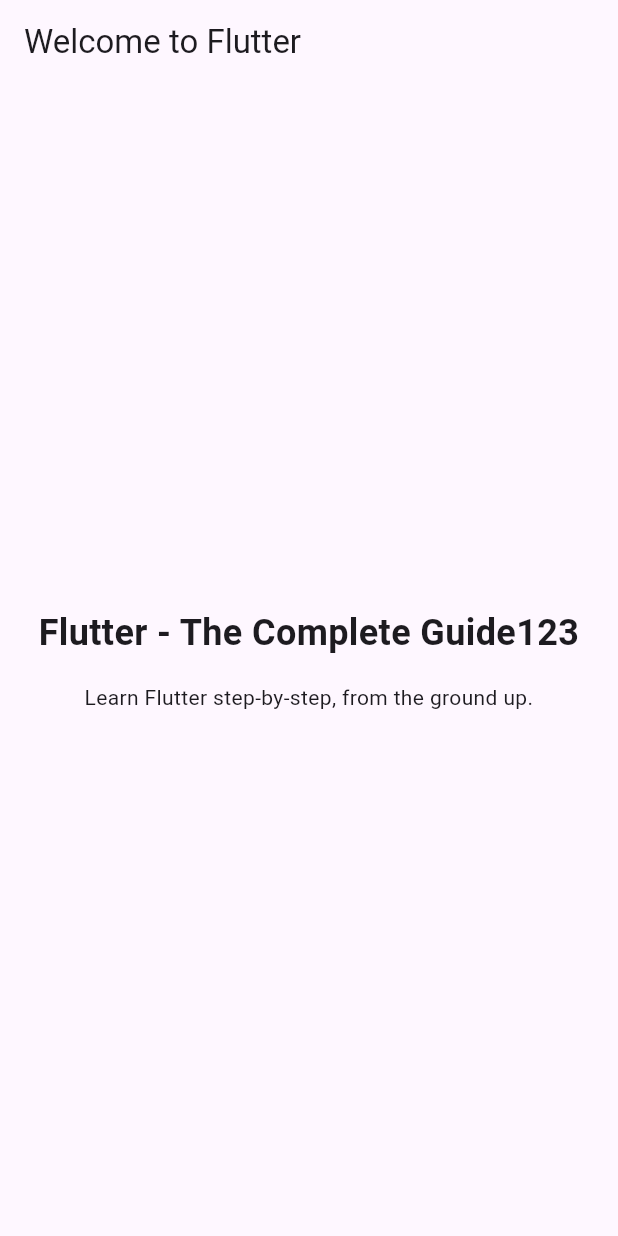
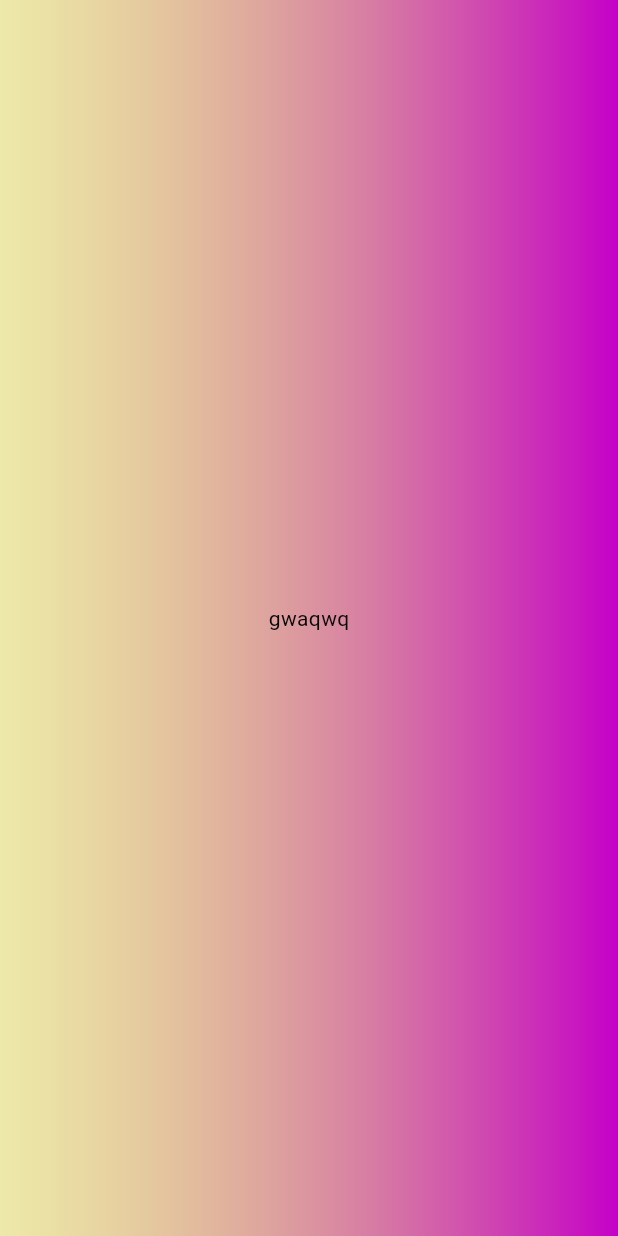
Before and after one commit to qqppgwa/flutter_practice, a Flutter app: the screen it shows after launch, on a phone screen of 412 x 824 dp. Run offline on Flutter 3.47's test engine with Material 3 defaults, Android fonts, the phone set to English and light mode, and no system bars.

Commit message:
Add component

```diff
--- /dev/null
+++ b/lib/gradient_container.dart
@@ -0,0 +1,22 @@
+
+
+import 'package:flutter/material.dart';
+import 'package:flutter_application_1/styled_text.dart';
+
+class GradientContainer extends StatelessWidget {
+  const GradientContainer(this.gColors,{super.key}) ;
+
+  final List<Color> gColors;
+
+  @override
+  Widget build(context) {
+    return Container(
+      decoration: BoxDecoration(
+        gradient: LinearGradient(
+            colors: gColors,
+      ),
+      ),
+      child: const Center(child: StyledText()),
+    );
+  }
+}
--- a/lib/main.dart
+++ b/lib/main.dart
@@ -1,54 +1,65 @@
 import 'package:flutter/material.dart';
+import 'package:flutter_application_1/gradient_container.dart';
 
 void main() {
-  runApp(const MyApp());
+  // runApp(const MyApp());
+  runApp(
+     const MaterialApp(
+      home: Scaffold(
+        body: GradientContainer([
+          Color.fromARGB(98, 210, 210, 34),
+          Color.fromARGB(255, 197, 0, 200)
+        ]),
+      ),
+    ),
+  );
 }
 
-// With Flutter, you create user interfaces by combining "widgets"
-// You'll learn all about them (and much more) throughout this course!
-class MyApp extends StatelessWidget {
-  const MyApp({super.key});
+// // With Flutter, you create user interfaces by combining "widgets"
+// // You'll learn all about them (and much more) throughout this course!
+// class MyApp extends StatelessWidget {
+//   const MyApp({super.key});
 
-  // Every custom widget must have a build() method
-  // It tells Flutter, which widgets make up your custom widget
-  // Again: You'll learn all about that throughout the course!
-  @override
-  Widget build(BuildContext context) {
-    // Below, a bunch of built-in widgets are used (provided by Flutter)
-    // They will be explained in the next sections
-    // In this course, you will, of course, not just use them a lot but
-    // also learn about many other widgets!
-    return MaterialApp(
-      title: 'Flutter First App',
-      theme: ThemeData(useMaterial3: true),
-      home: Scaffold(
-        appBar: AppBar(
-          title: const Text('Welcome to Flutter'),
-        ),
-        body: Container(
-          width: double.infinity,
-          padding: const EdgeInsets.all(12),
-          child: Column(
-            mainAxisAlignment: MainAxisAlignment.center,
-            crossAxisAlignment: CrossAxisAlignment.center,
-            children: const [
-              Text(
-                'Flutter - The Complete Guide123',
-                textAlign: TextAlign.center,
-                style: TextStyle(
-                  fontSize: 24,
-                  fontWeight: FontWeight.bold,
-                ),
-              ),
-              SizedBox(height: 16),
-              Text(
-                'Learn Flutter step-by-step, from the ground up.',
-                textAlign: TextAlign.center,
-              ),
-            ],
-          ),
-        ),
-      ),
-    );
-  }
-}
+//   // Every custom widget must have a build() method
+//   // It tells Flutter, which widgets make up your custom widget
+//   // Again: You'll learn all about that throughout the course!
+//   @override
+//   Widget build(BuildContext context) {
+//     // Below, a bunch of built-in widgets are used (provided by Flutter)
+//     // They will be explained in the next sections
+//     // In this course, you will, of course, not just use them a lot but
+//     // also learn about many other widgets!
+//     return MaterialApp(
+//       title: 'Flutter First App',
+//       theme: ThemeData(useMaterial3: true),
+//       home: Scaffold(
+//         appBar: AppBar(
+//           title: const Text('Welcome to Flutter'),
+//         ),
+//         body: Container(
+//           width: double.infinity,
+//           padding: const EdgeInsets.all(12),
+//           child: const Column(
+//             mainAxisAlignment: MainAxisAlignment.center,
+//             crossAxisAlignment: CrossAxisAlignment.center,
+//             children: [
+//               Text(
+//                 'Flutter - The Complete Guide123１５１６４５６s１456',
+//                 textAlign: TextAlign.center,
+//                 style: TextStyle(
+//                   fontSize: 24,
+//                   fontWeight: FontWeight.bold,
+//                 ),
+//               ),
+//               SizedBox(height: 16),
+//               Text(
+//                 'Learn Flutter step-by-step, from the ground up.',
+//                 textAlign: TextAlign.center,
+//               ),
+//             ],
+//           ),
+//         ),
+//       ),
+//     );
+//   }
+// }
--- /dev/null
+++ b/lib/styled_text.dart
@@ -0,0 +1,12 @@
+import 'package:flutter/material.dart';
+
+class StyledText extends StatelessWidget {
+  const StyledText({key}) : super(key: key);
+  @override
+  Widget build(context) {
+    return const Text(
+      'gwaqwq',
+      style: TextStyle(color: Color.fromRGBO(5, 1, 1, 1)),
+    );
+  }
+}
```
Also changed, not shown: 1 other file.
